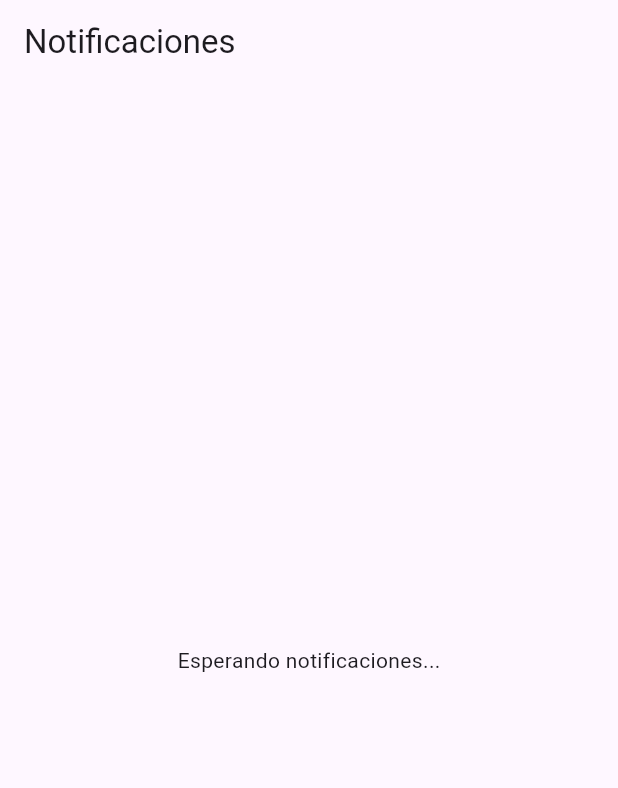
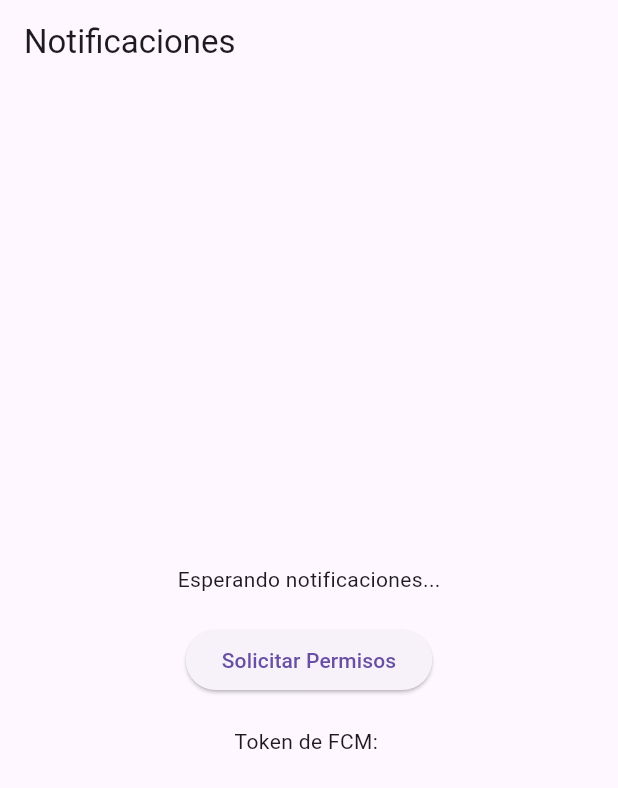
Before and after one commit to jasvix12/googleflutter, a Flutter app: the NotificationPage screen opened directly, on a phone screen of 412 x 824 dp. Shown: the top 788 px of the screen. Run offline on Flutter 3.47's test engine with Material 3 defaults, Android fonts, the phone set to English and light mode, and no system bars; our stand-ins replace firebase_auth, firebase_core, firebase_messaging, font_awesome_flutter, google_sign_in; accounts and stored records are empty.

Commit message:
icon_google

```diff
--- a/lib/notification_page.dart
+++ b/lib/notification_page.dart
@@ -8,6 +8,7 @@ class NotificationPage extends StatefulWidget {
 
 class _NotificationPageState extends State<NotificationPage> {
   final FirebaseMessaging _firebaseMessaging = FirebaseMessaging.instance;
+  String? _token;
 
   @override
   void initState() {
@@ -18,6 +19,9 @@ class _NotificationPageState extends State<NotificationPage> {
 
     // Obtener el token de FCM (para pruebas)
     _firebaseMessaging.getToken().then((token) {
+      setState(() {
+        _token = token;
+      });
       print("Token de FCM: $token");
     });
 
@@ -31,11 +35,43 @@ class _NotificationPageState extends State<NotificationPage> {
     });
   }
 
+  Future<void> _requestPermission() async {
+    NotificationSettings settings = await _firebaseMessaging.requestPermission(
+      alert: true,
+      badge: true,
+      sound: true,
+    );
+
+    if (settings.authorizationStatus == AuthorizationStatus.authorized) {
+      ScaffoldMessenger.of(context).showSnackBar(
+        SnackBar(content: Text("Permisos concedidos")),
+      );
+    } else {
+      ScaffoldMessenger.of(context).showSnackBar(
+        SnackBar(content: Text("Permisos denegados")),
+      );
+    }
+  }
+
   @override
   Widget build(BuildContext context) {
     return Scaffold(
       appBar: AppBar(title: Text("Notificaciones")),
-      body: Center(child: Text("Esperando notificaciones...")),
+      body: Center(
+        child: Column(
+          mainAxisAlignment: MainAxisAlignment.center,
+          children: [
+            Text("Esperando notificaciones..."),
+            SizedBox(height: 20),
+            ElevatedButton(
+              onPressed: _requestPermission,
+              child: Text("Solicitar Permisos"),
+            ),
+            SizedBox(height: 20),
+            if (_token != null) Text("Token de FCM: $_token"),
+          ],
+        ),
+      ),
     );
   }
 }
```
Also changed, not shown: pubspec.yaml (+8 -0 lines), pubspec.lock, 28 other files.
